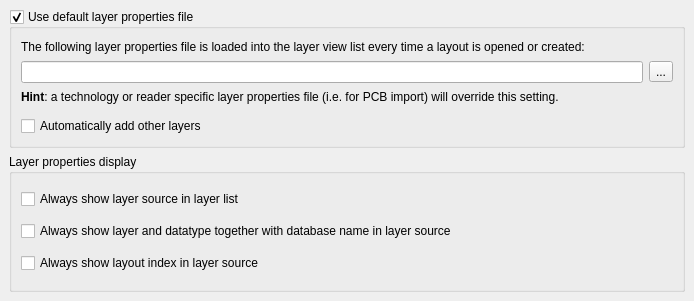
First picture: the form in src/layui/layui/LayoutViewConfigPage5.ui, repository KLayout/klayout, before the edit.
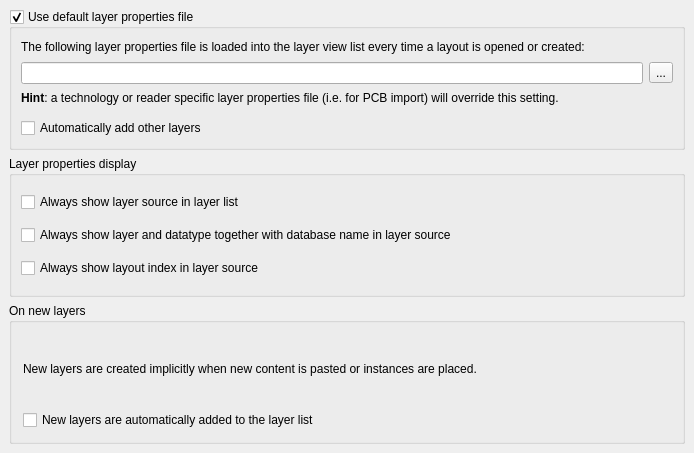
Second picture: the form after the edit.

Commit message:
Config option: disable generation of new layers
The name of the config option is "auto-create-new-layers".
It is a per-view option and can be edited on the
"Application/Layer Properties" page.

With this option set to true (default), new layers
are automatically added to the layer list on

1. Paste of cells and shapes
2. Placing of instances

Manually adding new layers to the layer list is always possible.

The edit to the form file:
```diff
--- a/src/layui/layui/LayoutViewConfigPage5.ui
+++ b/src/layui/layui/LayoutViewConfigPage5.ui
@@ -1,24 +1,24 @@
 <ui version="4.0" >
  <class>LayoutViewConfigPage5</class>
- <widget class="QFrame" name="LayoutViewConfigPage5" >
-  <property name="geometry" >
+ <widget class="QFrame" name="LayoutViewConfigPage5">
+  <property name="geometry">
    <rect>
     <x>0</x>
     <y>0</y>
     <width>694</width>
-    <height>301</height>
+    <height>453</height>
    </rect>
   </property>
   <property name="windowTitle" >
    <string>Application Settings</string>
   </property>
-  <layout class="QVBoxLayout" >
-   <property name="margin" >
-    <number>9</number>
-   </property>
-   <property name="spacing" >
+  <layout class="QVBoxLayout">
+   <property name="spacing">
     <number>6</number>
    </property>
+   <property name="margin" stdset="0">
+    <number>9</number>
+   </property>
    <item>
     <widget class="QGroupBox" name="lyp_file_gbx" >
      <property name="title" >
@@ -95,13 +95,13 @@
      <property name="title" >
       <string>Layer properties display</string>
      </property>
-     <layout class="QVBoxLayout" >
-      <property name="margin" >
-       <number>9</number>
-      </property>
-      <property name="spacing" >
+     <layout class="QVBoxLayout">
+      <property name="spacing">
        <number>6</number>
       </property>
+      <property name="margin" stdset="0">
+       <number>9</number>
+      </property>
       <item>
        <widget class="QCheckBox" name="source_display_cb" >
         <property name="text" >
@@ -126,9 +126,35 @@
      </layout>
     </widget>
    </item>
+   <item>
+    <widget class="QGroupBox" name="groupBox_2">
+     <property name="title">
+      <string>On new layers</string>
+     </property>
+     <layout class="QVBoxLayout" name="verticalLayout">
+      <item>
+       <widget class="QLabel" name="label_3">
+        <property name="text">
+         <string>New layers are created implicitly when new content is pasted or instances are placed.</string>
+        </property>
+        <property name="wordWrap">
+         <bool>true</bool>
+        </property>
+       </widget>
+      </item>
+      <item>
+       <widget class="QCheckBox" name="auto_create_new_layers_cb">
+        <property name="text">
+         <string>New layers are automatically added to the layer list</string>
+        </property>
+       </widget>
+      </item>
+     </layout>
+    </widget>
+   </item>
   </layout>
  </widget>
- <layoutdefault spacing="6" margin="11" />
+ <layoutdefault spacing="6" margin="11"/>
  <tabstops>
   <tabstop>lyp_file_gbx</tabstop>
   <tabstop>lyp_file_le</tabstop>
```
Left out of the diff: 75 changed lines with no effect on the pictures. The commit also changes 9 other files.
